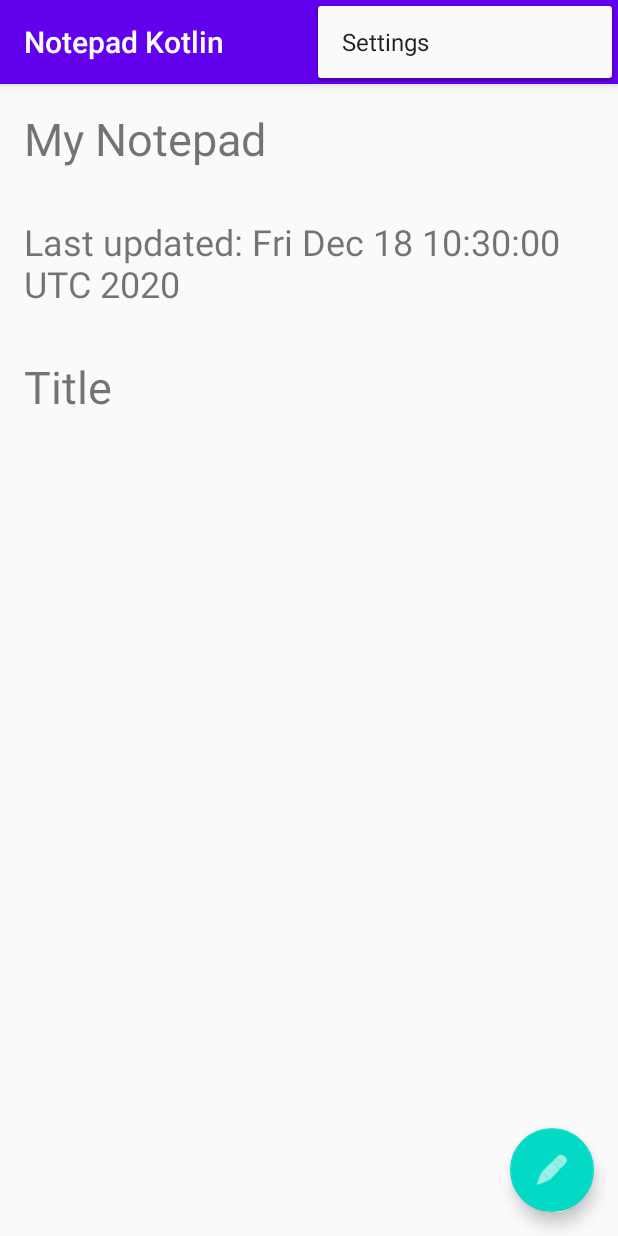
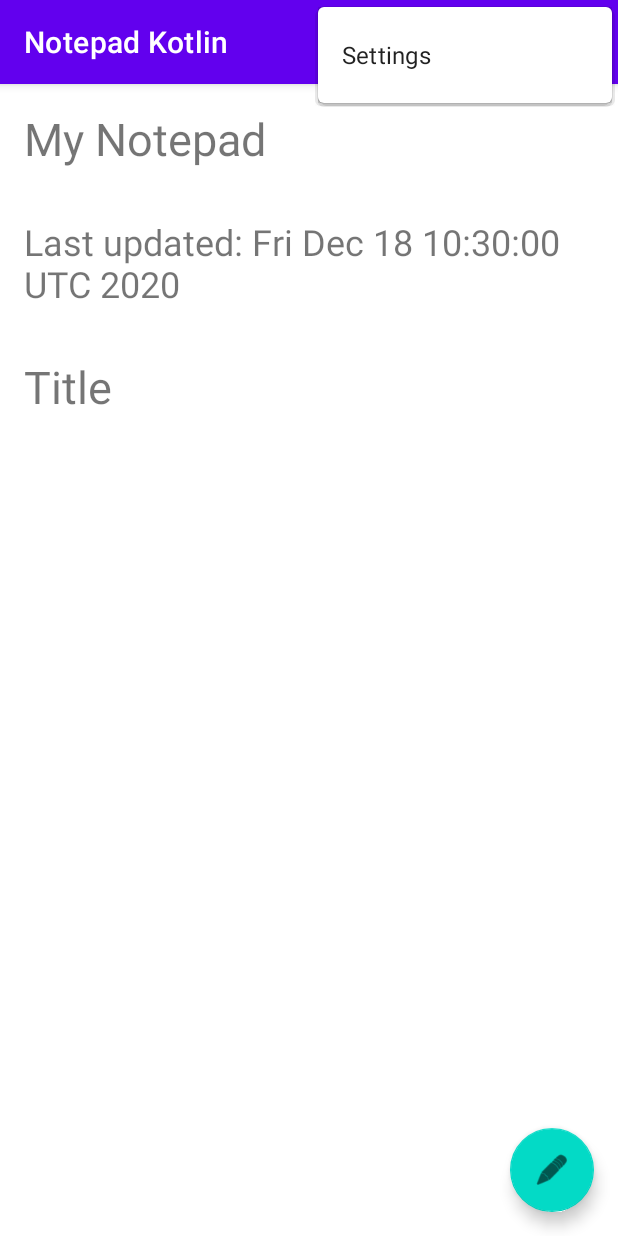
Before and after one commit to rickmix/MadLevel5Task1, an Android app: the screen it shows after launch (MainActivity), with the options menu open, on a phone screen of 412 x 824 dp. Run offline under Robolectric (Android 15) with nearby library versions, the phone set to English and light mode, and no system bars; our stand-ins replace Room's generated code.

Commit message:
Added material design

```diff
--- a/app/build.gradle
+++ b/app/build.gradle
@@ -48,6 +48,8 @@ dependencies {
     def fragment_version = "1.3.0-alpha06"
     implementation "androidx.fragment:fragment-ktx:$fragment_version"
 
+    implementation "com.google.android.material:material:1.2.1"
+
     // Room
     def room_version = "2.2.5"
     kapt "androidx.room:room-compiler:$room_version"
--- a/app/src/main/res/values/styles.xml
+++ b/app/src/main/res/values/styles.xml
@@ -1,6 +1,6 @@
 <resources>
     <!-- Base application theme. -->
-    <style name="AppTheme" parent="Theme.AppCompat.Light.DarkActionBar">
+    <style name="AppTheme" parent="Theme.MaterialComponents.Light">
         <!-- Customize your theme here. -->
         <item name="colorPrimary">@color/colorPrimary</item>
         <item name="colorPrimaryDark">@color/colorPrimaryDark</item>
```
